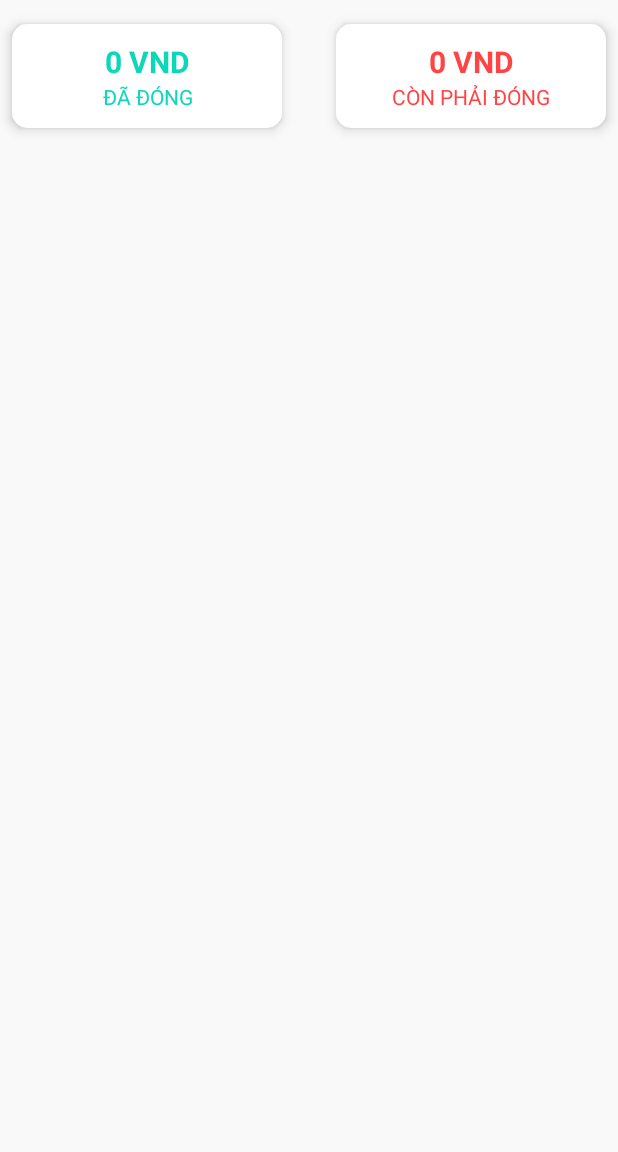
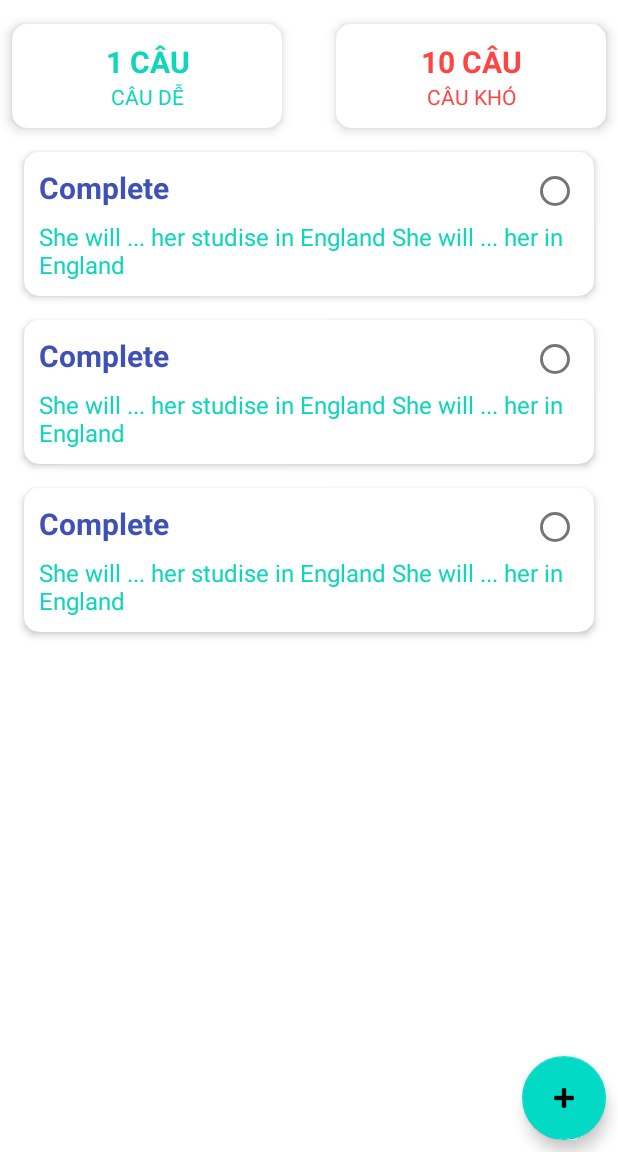
Before and after one commit to ThongDB18110207/ProjectSE_Nhom16_AppHocNgonNgu, an Android app: the layout activity_manager_practice.xml on its own in the app's theme, with its tools: preview values and no code run, on a phone screen of 412 x 824 dp, the part 84-1236 px from its top. Run offline under Robolectric (Android 15) with nearby library versions, the phone set to English and light mode, and no system bars; Roboto replaces fonts that are not available here.

Commit message:
Push Practice

```diff
--- a/Languages_Learning_App/app/src/main/AndroidManifest.xml
+++ b/Languages_Learning_App/app/src/main/AndroidManifest.xml
@@ -9,6 +9,7 @@
         android:roundIcon="@mipmap/ic_launcher_round"
         android:supportsRtl="true"
         android:theme="@style/Theme.Languages_Learning_App">
+        <activity android:name=".Views.Manager.ManagerPracticeActivity"></activity>
         <activity android:name=".Views.Manager.ManagerMainActivity" />
         <activity android:name=".Views.ChangePasswordActivity" />
         <activity android:name=".Views.Admin.AdminMainActivity" />
--- a/Languages_Learning_App/app/src/main/java/com/example/languages_learning_app/DTO/Lesson.java
+++ b/Languages_Learning_App/app/src/main/java/com/example/languages_learning_app/DTO/Lesson.java
@@ -2,7 +2,9 @@ package com.example.languages_learning_app.DTO;
 
 import android.text.format.DateFormat;
 
-public class Lesson {
+import java.io.Serializable;
+
+public class Lesson implements Serializable {
     private String id;
     private String languageId;
     private int image;
--- /dev/null
+++ b/Languages_Learning_App/app/src/main/res/drawable/bg_edit_text.xml
@@ -0,0 +1,6 @@
+<?xml version="1.0" encoding="utf-8"?>
+<shape xmlns:android="http://schemas.android.com/apk/res/android">
+    <solid android:color="@color/white" />
+    <stroke android:color="@color/shadow_color" android:width="1dp"/>
+    <corners android:radius="10dp"/>
+</shape>
--- /dev/null
+++ b/Languages_Learning_App/app/src/main/res/drawable/ic_close.xml
@@ -0,0 +1,5 @@
+<vector android:height="24dp" android:tint="#FFFFFF"
+    android:viewportHeight="24" android:viewportWidth="24"
+    android:width="24dp" xmlns:android="http://schemas.android.com/apk/res/android">
+    <path android:fillColor="@android:color/white" android:pathData="M19,6.41L17.59,5 12,10.59 6.41,5 5,6.41 10.59,12 5,17.59 6.41,19 12,13.41 17.59,19 19,17.59 13.41,12z"/>
+</vector>
--- a/Languages_Learning_App/app/src/main/res/layout/activity_manager_main.xml
+++ b/Languages_Learning_App/app/src/main/res/layout/activity_manager_main.xml
@@ -4,7 +4,7 @@
     xmlns:tools="http://schemas.android.com/tools"
     android:layout_width="match_parent"
     android:layout_height="match_parent"
-    tools:context=".Views.Manager.ManagerMainActivity">
+    tools:context=".Controllers.ManagerMainActivity">
 
     <FrameLayout
         android:id="@+id/manager_fragment_container"
--- a/Languages_Learning_App/app/src/main/res/layout/activity_student_tuition.xml
+++ b/Languages_Learning_App/app/src/main/res/layout/activity_manager_practice.xml
@@ -4,16 +4,7 @@
     xmlns:tools="http://schemas.android.com/tools"
     android:layout_width="match_parent"
     android:layout_height="match_parent"
-    android:background="#F9F9F9"
-    tools:context=".Views.Students.StudentTuitionActivity">
-
-    <include
-        android:id="@+id/include"
-        layout="@layout/toolbar" />
-
-    <!-- Schedule Card View -->
-
-    <!-- Class Card View -->
+    tools:context=".Views.Manager.ManagerPracticeActivity">
 
     <androidx.cardview.widget.CardView
         android:id="@+id/cvPaidTuition"
@@ -36,21 +27,21 @@
                 android:layout_width="match_parent"
                 android:layout_height="wrap_content"
                 android:layout_marginBottom="8dp"
-                android:text="ĐÃ ĐÓNG"
+                android:text="CÂU DỄ"
                 android:textAlignment="center"
                 android:textColor="@color/main_color"
                 android:textSize="14sp"
                 app:layout_constraintBottom_toBottomOf="parent"
                 app:layout_constraintEnd_toEndOf="parent"
                 app:layout_constraintStart_toStartOf="parent"
-                app:layout_constraintTop_toBottomOf="@+id/tvPaidTuition" />
+                app:layout_constraintTop_toBottomOf="@+id/tvEasyPracticeCount" />
 
             <TextView
-                android:id="@+id/tvPaidTuition"
+                android:id="@+id/tvEasyPracticeCount"
                 android:layout_width="match_parent"
                 android:layout_height="wrap_content"
                 android:layout_marginTop="8dp"
-                android:text="0 VND"
+                android:text="1 CÂU"
                 android:textAlignment="center"
                 android:textColor="@color/main_color"
                 android:textSize="20sp"
@@ -83,22 +74,22 @@
 
                 android:layout_height="wrap_content"
                 android:layout_marginBottom="8dp"
-                android:text="CÒN PHẢI ĐÓNG"
+                android:text="CÂU KHÓ"
                 android:textAlignment="center"
                 android:textColor="@color/holo_red_light"
                 android:textSize="14sp"
                 app:layout_constraintBottom_toBottomOf="parent"
                 app:layout_constraintEnd_toEndOf="parent"
                 app:layout_constraintStart_toStartOf="parent"
-                app:layout_constraintTop_toBottomOf="@+id/tvMuchPaidTuition" />
+                app:layout_constraintTop_toBottomOf="@+id/tvHardPracticeCount" />
 
             <TextView
-                android:id="@+id/tvMuchPaidTuition"
+                android:id="@+id/tvHardPracticeCount"
                 android:layout_width="match_parent"
 
                 android:layout_height="wrap_content"
                 android:layout_marginTop="8dp"
-                android:text="0 VND"
+                android:text="10 CÂU"
                 android:textAlignment="center"
                 android:textColor="@color/holo_red_light"
                 android:textSize="20sp"
@@ -110,18 +101,36 @@
         </androidx.constraintlayout.widget.ConstraintLayout>
     </androidx.cardview.widget.CardView>
 
+    <include
+        android:id="@+id/include"
+        layout="@layout/toolbar">
+    </include>
+
     <androidx.recyclerview.widget.RecyclerView
-        android:id="@+id/rvStudentTuiton"
+        android:id="@+id/rvLesson"
         android:layout_width="0dp"
         android:layout_height="0dp"
         android:layout_marginStart="8dp"
-        android:layout_marginTop="16dp"
+        android:layout_marginTop="8dp"
         android:layout_marginEnd="8dp"
         app:layout_constraintBottom_toBottomOf="parent"
         app:layout_constraintEnd_toEndOf="parent"
         app:layout_constraintHorizontal_bias="0.0"
         app:layout_constraintStart_toStartOf="parent"
         app:layout_constraintTop_toBottomOf="@+id/cvPaidTuition"
-        tools:listitem="@layout/item_student_tuition" />
+        tools:listitem="@layout/item_manager_practice" />
+
+    <com.google.android.material.floatingactionbutton.FloatingActionButton
+        android:id="@+id/btOpenLessonDialog"
+        android:layout_width="wrap_content"
+        android:layout_height="wrap_content"
+        android:layout_marginEnd="8dp"
+        android:layout_marginBottom="8dp"
+        android:clickable="true"
+        android:src="@android:drawable/ic_input_add"
+        app:layout_constraintBottom_toBottomOf="parent"
+        app:layout_constraintEnd_toEndOf="parent" />
+
+
 
 </androidx.constraintlayout.widget.ConstraintLayout>
--- a/Languages_Learning_App/app/src/main/res/layout/fragment_admin_language.xml
+++ b/Languages_Learning_App/app/src/main/res/layout/fragment_admin_language.xml
@@ -10,9 +10,8 @@
     <androidx.recyclerview.widget.RecyclerView
         android:id="@+id/rvLanguages"
         android:layout_width="0dp"
-        android:layout_height="wrap_content"
-        android:layout_marginStart="8dp"
-        android:layout_marginEnd="8dp"
+        android:layout_height="0dp"
+        app:layout_constraintBottom_toBottomOf="parent"
         app:layout_constraintEnd_toEndOf="parent"
         app:layout_constraintHorizontal_bias="0.0"
         app:layout_constraintStart_toStartOf="parent"
--- a/Languages_Learning_App/app/src/main/res/layout/fragment_manager_lesson.xml
+++ b/Languages_Learning_App/app/src/main/res/layout/fragment_manager_lesson.xml
@@ -4,8 +4,8 @@
     xmlns:tools="http://schemas.android.com/tools"
     android:layout_width="match_parent"
     android:layout_height="match_parent"
-    tools:context=".Views.Manager.ManagerLessonFragment"
-    android:background="#F9F9F9">
+    android:background="@color/background_color"
+    tools:context=".Views.Manager.ManagerLessonFragment">
 
     <androidx.recyclerview.widget.RecyclerView
         android:id="@+id/rvLesson"
--- /dev/null
+++ b/Languages_Learning_App/app/src/main/res/layout/item_manager_practice.xml
@@ -0,0 +1,63 @@
+<?xml version="1.0" encoding="utf-8"?>
+<androidx.constraintlayout.widget.ConstraintLayout xmlns:android="http://schemas.android.com/apk/res/android"
+    xmlns:app="http://schemas.android.com/apk/res-auto"
+    xmlns:tools="http://schemas.android.com/tools"
+    android:layout_width="match_parent"
+    android:layout_height="wrap_content"
+    android:id="@+id/item_Practice">
+
+    <androidx.cardview.widget.CardView
+        android:layout_width="match_parent"
+        android:layout_height="wrap_content"
+        android:layout_marginStart="8dp"
+        android:layout_marginTop="8dp"
+        android:layout_marginEnd="8dp"
+        android:layout_marginBottom="8dp"
+        app:cardCornerRadius="10dp"
+        app:cardElevation="3dp"
+        app:contentPadding="10dp"
+        app:layout_constraintBottom_toBottomOf="parent"
+        app:layout_constraintEnd_toEndOf="parent"
+        app:layout_constraintStart_toStartOf="parent"
+        app:layout_constraintTop_toTopOf="parent" >
+
+        <androidx.constraintlayout.widget.ConstraintLayout
+            android:layout_width="match_parent"
+            android:layout_height="wrap_content">
+
+            <TextView
+                android:id="@+id/tvCorrectAnswer"
+                android:layout_width="0dp"
+                android:layout_height="wrap_content"
+                android:layout_marginEnd="8dp"
+                android:text="Complete"
+                android:textColor="#3F51B5"
+                android:textSize="20sp"
+                android:textStyle="bold"
+                app:layout_constraintEnd_toStartOf="@+id/rbStatusPractice"
+                app:layout_constraintStart_toStartOf="parent"
+                app:layout_constraintTop_toTopOf="parent" />
+
+            <TextView
+                android:id="@+id/tvPracticeSentence"
+                android:layout_width="0dp"
+                android:layout_height="wrap_content"
+                android:layout_marginTop="8dp"
+                android:text="She will ... her studise in England She will ... her in England"
+                android:textColor="@color/main_color"
+                android:textSize="16sp"
+                app:layout_constraintEnd_toEndOf="parent"
+                app:layout_constraintStart_toStartOf="parent"
+                app:layout_constraintTop_toBottomOf="@+id/tvCorrectAnswer" />
+
+            <RadioButton
+                android:id="@+id/rbStatusPractice"
+                android:layout_width="32dp"
+                android:layout_height="32dp"
+                android:visibility="visible"
+                app:layout_constraintEnd_toEndOf="parent"
+                app:layout_constraintTop_toTopOf="parent" />
+
+        </androidx.constraintlayout.widget.ConstraintLayout>
+    </androidx.cardview.widget.CardView>
+</androidx.constraintlayout.widget.ConstraintLayout>
```
Also changed, not shown: Languages_Learning_App/app/src/main/java/com/example/languages_learning_app/Adapters/Manager/LessonPracticeAdapter.java (added, +79 -0 lines), Languages_Learning_App/app/src/main/java/com/example/languages_learning_app/DTO/Practice.java (added, +103 -0 lines), Languages_Learning_App/app/src/main/java/com/example/languages_learning_app/Views/Manager/ManagerPracticeActivity.java (added, +25 -0 lines), Languages_Learning_App/app/src/main/java/com/example/languages_learning_app/Views/Manager/ManagerPracticeFragment.java (+73 -43 lines), Languages_Learning_App/app/src/main/res/layout/dialog_pracctice.xml (added, +101 -0 lines), Languages_Learning_App/app/src/main/res/layout/fragment_manager_practice.xml (+43 -5 lines), Languages_Learning_App/app/src/main/res/layout/item_manager_lesson_practice.xml (+29 -14 lines).
